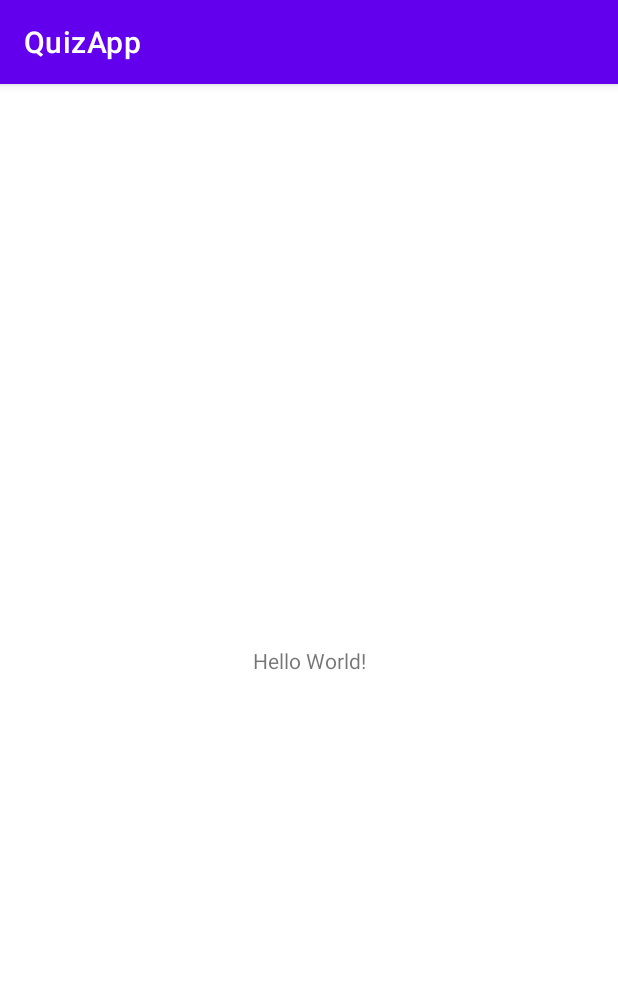
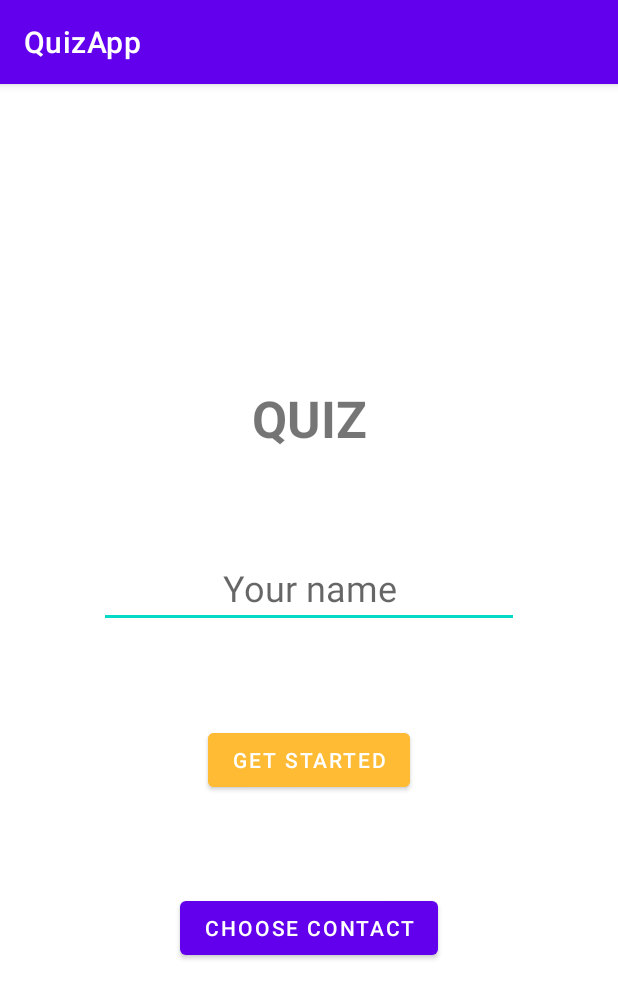
Before and after one commit to Balogh-Laszlo/Android2021, an Android app: the screen it shows after launch (MainActivity), on a phone screen of 412 x 824 dp. Shown: the top 999 px of the screen. Run offline under Robolectric (Android 15) with nearby library versions, the phone set to English and light mode, and no system bars.

Commit message:
Jelenlet 2021.06.10

```diff
--- a/QuizApp/app/src/main/AndroidManifest.xml
+++ b/QuizApp/app/src/main/AndroidManifest.xml
@@ -2,6 +2,7 @@
 <manifest xmlns:android="http://schemas.android.com/apk/res/android"
     package="com.example.quizapp">
 
+    <uses-permission android:name="android.permission.READ_CONTACTS"></uses-permission>
     <application
         android:allowBackup="true"
         android:icon="@mipmap/ic_launcher"
@@ -9,6 +10,9 @@
         android:roundIcon="@mipmap/ic_launcher_round"
         android:supportsRtl="true"
         android:theme="@style/Theme.QuizApp">
+        <activity
+            android:name=".DisplayActivity"
+            android:exported="true" />
         <activity
             android:name=".MainActivity"
             android:exported="true">
--- a/QuizApp/app/src/main/java/com/example/quizapp/MainActivity.kt
+++ b/QuizApp/app/src/main/java/com/example/quizapp/MainActivity.kt
@@ -1,11 +1,92 @@
 package com.example.quizapp
 
+import android.content.Intent
+import android.content.pm.PackageManager
 import androidx.appcompat.app.AppCompatActivity
 import android.os.Bundle
+import android.provider.ContactsContract
+import android.util.Log
+import android.widget.Button
+import android.widget.EditText
+import android.widget.Toast
+import androidx.core.app.ActivityCompat
+import androidx.core.content.ContextCompat
+import com.example.quizapp.Utils.EXTRA_NAME
+import com.google.android.material.snackbar.Snackbar
 
 class MainActivity : AppCompatActivity() {
+    private lateinit var btnGetStarted: Button
+    private lateinit var etYourName: EditText
+    private lateinit var btnContact: Button
+    companion object {
+        const val TAG= "MAIN ACTIVITY"
+        val CONTACT_PERMISSION_CODE = 440
+        val CONTACT_PICK_CODE = 441
+    }
     override fun onCreate(savedInstanceState: Bundle?) {
         super.onCreate(savedInstanceState)
         setContentView(R.layout.activity_main)
+
+        btnGetStarted = findViewById(R.id.btnGetStarted)
+        etYourName = findViewById(R.id.etYourName)
+        btnContact = findViewById(R.id.btnContact)
+        btnGetStarted.setOnClickListener {
+            val text = etYourName.text.toString()
+            Log.i(TAG,"Button clicked, edit text's content: $text")
+//            Toast.makeText(this,"Button clicked, edit text's content: ${etYourName.text.toString()}",Toast.LENGTH_SHORT).show()
+            if(text.length>0) {
+                val snack = Snackbar.make(
+                    it,
+                    "Button clicked, edit text's content: ${etYourName.text.toString()}",
+                    Snackbar.LENGTH_SHORT
+                )
+                snack.show()
+                val intent = Intent(this,DisplayActivity::class.java)
+                intent.putExtra(EXTRA_NAME,text)
+                startActivity(intent)
+
+            }
+            else{
+                val snack = Snackbar.make(it,"Type in your name!",Snackbar.LENGTH_SHORT)
+                snack.show()
+            }
+
+        }
+        btnContact.setOnClickListener {
+
+        }
     }
+    private fun checkContactPermission():Boolean{
+        return ContextCompat.checkSelfPermission(
+            this,
+            android.Manifest.permission.READ_CONTACTS
+        ) == PackageManager.PERMISSION_GRANTED
+    }
+    private fun requestContactPermission(){
+        val permission = arrayOf(android.Manifest.permission.READ_CONTACTS)
+        ActivityCompat.requestPermissions(this,permission, CONTACT_PERMISSION_CODE)
+
+    }
+    private fun pickContact(){
+        val intent = Intent(Intent.ACTION_PICK,ContactsContract.Contacts.CONTENT_URI)
+        startActivityForResult(intent, CONTACT_PICK_CODE)
+    }
+
+    override fun onRequestPermissionsResult(
+        requestCode: Int,
+        permissions: Array<out String>,
+        grantResults: IntArray
+    ) {
+        super.onRequestPermissionsResult(requestCode, permissions, grantResults)
+
+        if(requestCode == CONTACT_PERMISSION_CODE){
+            if(grantResults.isNotEmpty() && grantResults[0] == PackageManager.PERMISSION_GRANTED){
+               pickContact()
+            }
+            else{
+                Toast.makeText(this,"Permission denied",Toast.LENGTH_SHORT).show()
+            }
+        }
+    }
+
 }
--- /dev/null
+++ b/QuizApp/app/src/main/java/com/example/quizapp/Utils/Constants.kt
@@ -0,0 +1,3 @@
+package com.example.quizapp.Utils
+
+val EXTRA_NAME = "EXTRA_NAME"
--- a/QuizApp/app/src/main/res/layout/activity_main.xml
+++ b/QuizApp/app/src/main/res/layout/activity_main.xml
@@ -7,12 +7,50 @@
     tools:context=".MainActivity">
 
     <TextView
+        android:id="@+id/tvQuiz"
         android:layout_width="wrap_content"
         android:layout_height="wrap_content"
-        android:text="Hello World!"
-        app:layout_constraintBottom_toBottomOf="parent"
-        app:layout_constraintLeft_toLeftOf="parent"
-        app:layout_constraintRight_toRightOf="parent"
+        android:layout_marginTop="200dp"
+        android:text="QUIZ"
+        android:textSize="34sp"
+        android:textStyle="bold"
+        app:layout_constraintEnd_toEndOf="parent"
+        app:layout_constraintStart_toStartOf="parent"
         app:layout_constraintTop_toTopOf="parent" />
 
+    <EditText
+        android:id="@+id/etYourName"
+        android:layout_width="wrap_content"
+        android:layout_height="wrap_content"
+        android:layout_marginTop="64dp"
+        android:ems="10"
+        android:hint="Your name"
+        android:inputType="textPersonName"
+        android:textAlignment="center"
+        android:textSize="24sp"
+        app:layout_constraintEnd_toEndOf="parent"
+        app:layout_constraintStart_toStartOf="parent"
+        app:layout_constraintTop_toBottomOf="@+id/tvQuiz" />
+
+    <Button
+        android:id="@+id/btnGetStarted"
+        android:layout_width="wrap_content"
+        android:layout_height="wrap_content"
+        android:layout_marginTop="64dp"
+        android:backgroundTint="@android:color/holo_orange_light"
+        android:text="GET STARTED"
+        app:layout_constraintEnd_toEndOf="parent"
+        app:layout_constraintStart_toStartOf="parent"
+        app:layout_constraintTop_toBottomOf="@+id/etYourName" />
+
+    <Button
+        android:id="@+id/btnContact"
+        android:layout_width="wrap_content"
+        android:layout_height="wrap_content"
+        android:layout_marginTop="64dp"
+        android:text="CHOOSE CONTACT"
+        app:layout_constraintEnd_toEndOf="parent"
+        app:layout_constraintStart_toStartOf="parent"
+        app:layout_constraintTop_toBottomOf="@+id/btnGetStarted" />
+
 </androidx.constraintlayout.widget.ConstraintLayout>
```
Also changed, not shown: QuizApp/app/src/main/java/com/example/quizapp/DisplayActivity.kt (added, +22 -0 lines), QuizApp/app/src/main/res/layout/activity_display.xml (added, +31 -0 lines).
